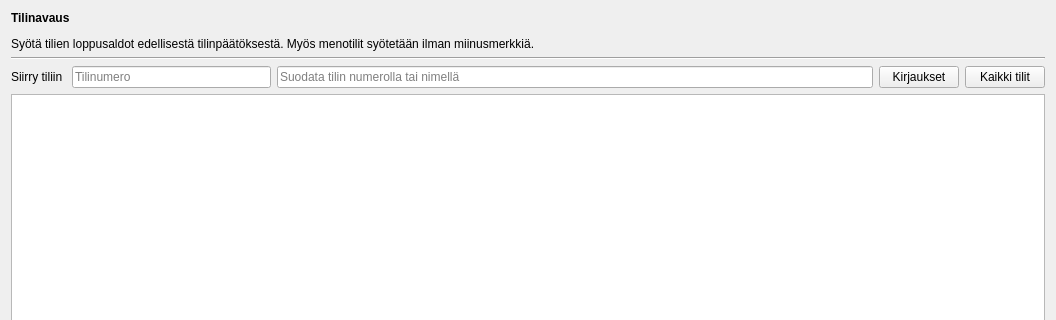
The window that kitsas/maaritys/tilinavaus.ui (artoh/kitupiikki) describes before a commit, drawn with Qt 5; both pictures show x 0 to 1056 and y 0 to 320 of the 1056 by 568 pixel window.
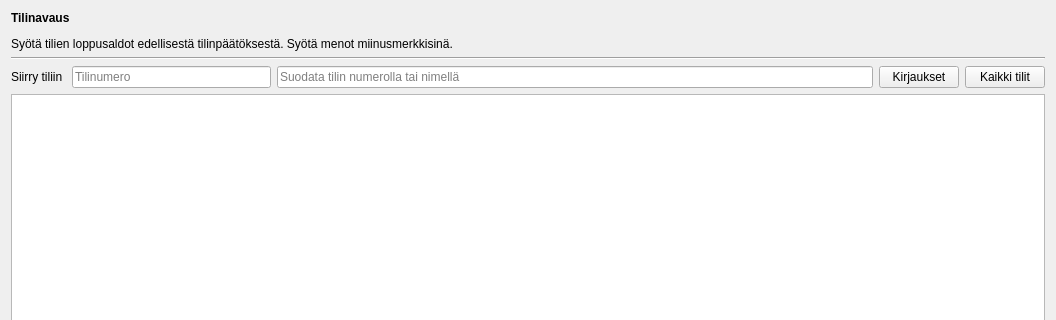
The same window after the commit. Icons and pictures are not drawn.

Commit message: Tilinavauksessa menot miinusmerkkisinä

```diff
--- a/kitsas/maaritys/tilinavaus.ui
+++ b/kitsas/maaritys/tilinavaus.ui
@@ -19,7 +19,7 @@
      <item>
       <widget class="QLabel" name="label">
        <property name="text">
-        <string>&lt;html&gt;&lt;head/&gt;&lt;body&gt;&lt;p&gt;&lt;span style=&quot; font-weight:600;&quot;&gt;Tilinavaus&lt;/span&gt;&lt;/p&gt;&lt;p&gt;Syötä tilien loppusaldot edellisestä tilinpäätöksestä. Myös menotilit syötetään ilman miinusmerkkiä.&lt;/p&gt;&lt;/body&gt;&lt;/html&gt;</string>
+        <string>&lt;html&gt;&lt;head/&gt;&lt;body&gt;&lt;p&gt;&lt;span style=&quot; font-weight:600;&quot;&gt;Tilinavaus&lt;/span&gt;&lt;/p&gt;&lt;p&gt;Syötä tilien loppusaldot edellisestä tilinpäätöksestä. Syötä menot miinusmerkkisinä.&lt;/p&gt;&lt;/body&gt;&lt;/html&gt;</string>
        </property>
       </widget>
      </item>
```
The commit also changes 1 other file.
